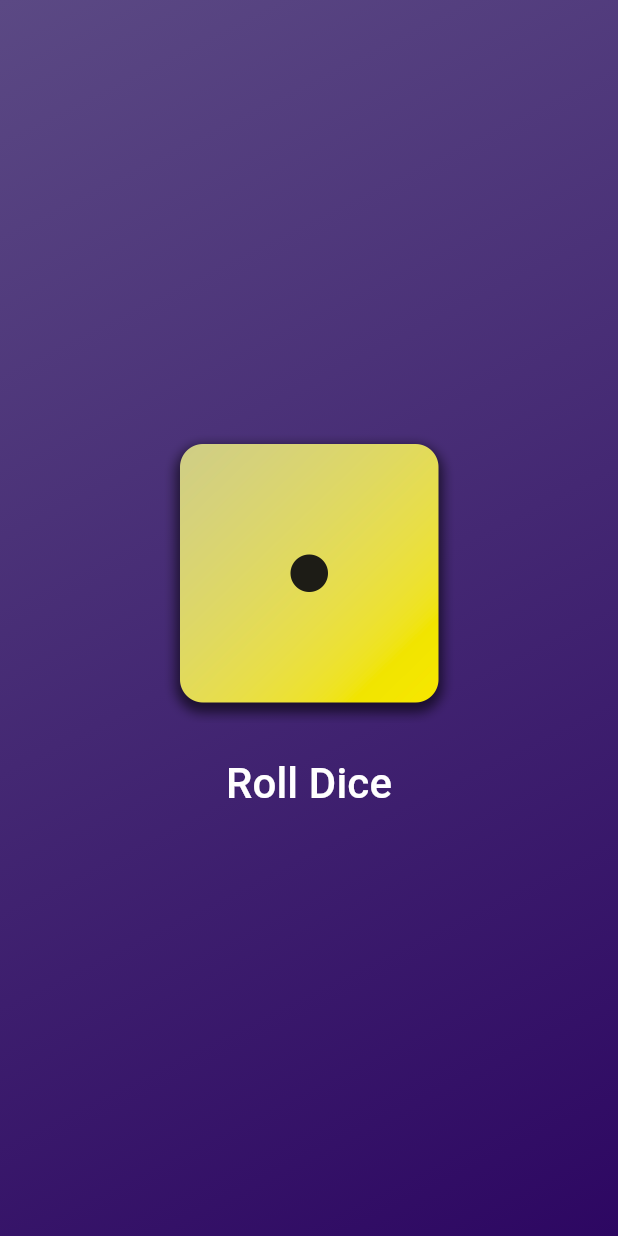
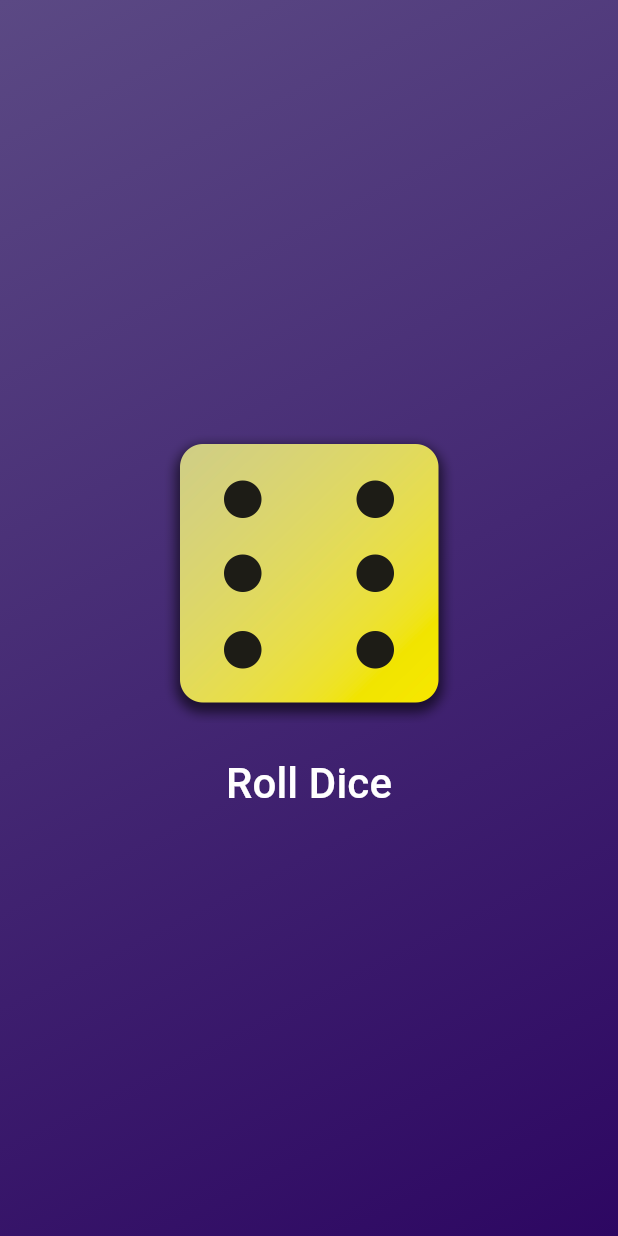
Before and after one commit to gusjabar/flutter, a Flutter app: the screen it shows after launch, after a tap on "Roll Dice", on a phone screen of 412 x 824 dp. Run offline on Flutter 3.47's test engine with Material 3 defaults, Android fonts, the light colour scheme and no system bars.

Commit message:
separeted statefullwidget from statelesswidget to update the ui dynamically, also added randomizer to display random images.

```diff
--- /dev/null
+++ b/roll_dice/lib/custom_widget/dice_roller.dart
@@ -0,0 +1,43 @@
+import 'package:flutter/material.dart';
+import 'dart:math';
+
+final randomizer = Random();
+
+//Manage StatefulWidget required to create to class DiceRoller and _DiceRollerState
+class DiceRoller extends StatefulWidget {
+  const DiceRoller({super.key});
+
+  @override
+  State<DiceRoller> createState() {
+    return _DiceRollerState();
+  }
+}
+
+//_DiceRollerState is a private class only available in this file
+class _DiceRollerState extends State<DiceRoller> {
+  @override
+  Widget build(BuildContext context) {
+    return Column(
+      mainAxisSize: MainAxisSize.min,
+      children: [
+        Image.asset("assets/images/dice-$currentDiceRoll.png", width: 200),
+        TextButton(
+            onPressed: rollDiceHandler,
+            style: TextButton.styleFrom(
+                foregroundColor: Colors.white,
+                padding: const EdgeInsets.only(top: 20)),
+            child: const Text(
+              "Roll Dice",
+              style: TextStyle(fontSize: 28),
+            ))
+      ],
+    );
+  }
+
+  var currentDiceRoll = randomizer.nextInt(6) + 1;
+  void rollDiceHandler() {
+    setState(() {
+      currentDiceRoll = randomizer.nextInt(6) + 1;
+    });
+  }
+}
--- a/roll_dice/lib/custom_widget/gradient_container.dart
+++ b/roll_dice/lib/custom_widget/gradient_container.dart
@@ -1,5 +1,5 @@
 import 'package:flutter/material.dart';
-import 'package:roll_dice/custom_widget/styled_text.dart';
+import 'package:roll_dice/custom_widget/dice_roller.dart';
 
 class GradientContainer extends StatelessWidget {
   const GradientContainer(this.color1, this.color2, {super.key});
@@ -21,22 +21,6 @@
                 colors: [color1, color2],
                 begin: Alignment.topLeft,
                 end: Alignment.bottomRight)),
-        child: Center(
-          child: Column(
-            mainAxisSize: MainAxisSize.min,
-            children: [
-              Image.asset("assets/images/dice-1.png", width: 200),
-              TextButton(
-                  onPressed: rollDiceHandler,
-                  style: TextButton.styleFrom(
-                      foregroundColor: Colors.white,
-                      padding: const EdgeInsets.only(top: 20)),
-                  child: const Text(
-                    "Roll Dice",
-                    style: TextStyle(fontSize: 28),
-                  ))
-            ],
-          ),
-        ));
+        child: const Center(child: DiceRoller()));
   }
 }
```
